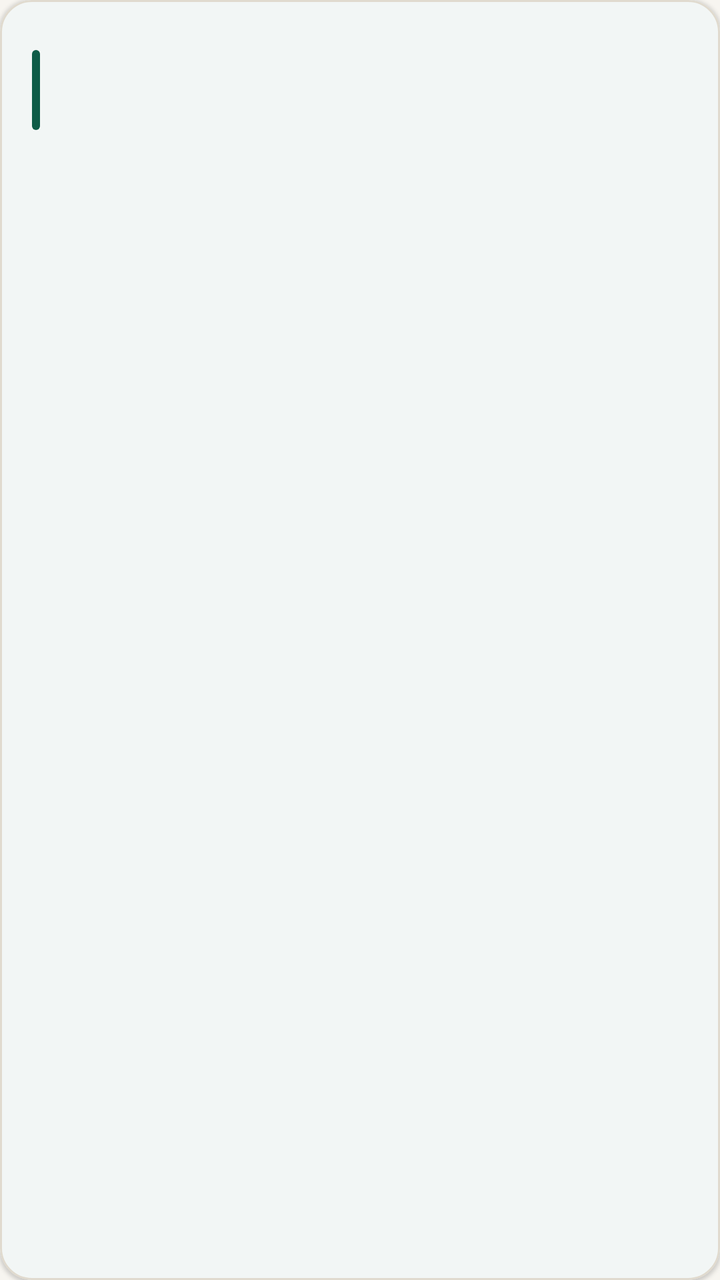
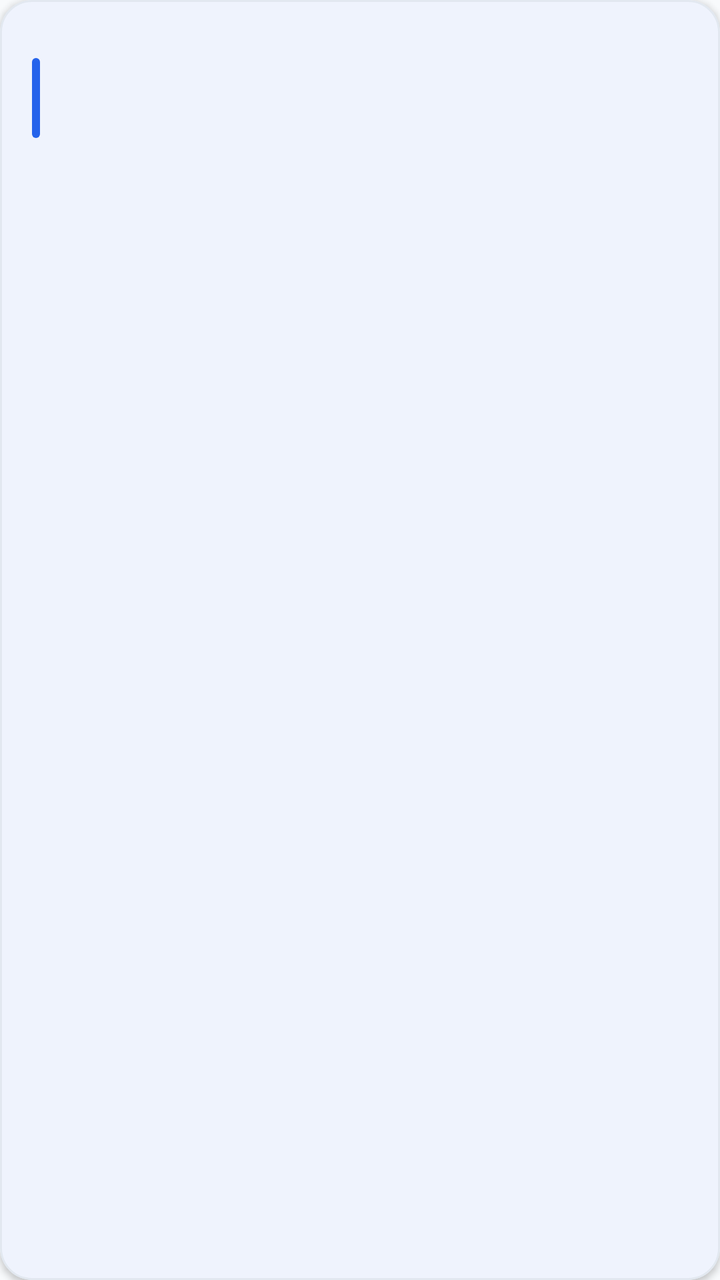

An Android layout rendered at two revisions. The XML below is the earlier revision; the diff shows what the commit changed to produce the second picture.
<!-- AndroidManifest.xml: application theme Theme.ApartmentCommunity -->
<!-- res/layout/row_simple_item.xml -->
<?xml version="1.0" encoding="utf-8"?>
<com.google.android.material.card.MaterialCardView xmlns:android="http://schemas.android.com/apk/res/android"
    xmlns:app="http://schemas.android.com/apk/res-auto"
    android:id="@+id/rowCard"
    android:layout_width="match_parent"
    android:layout_height="wrap_content"
    android:clickable="true"
    android:focusable="true"
    app:cardBackgroundColor="@color/surface"
    app:cardCornerRadius="@dimen/radius_card"
    app:cardElevation="@dimen/elevation_card"
    app:strokeColor="@color/outline"
    app:strokeWidth="@dimen/stroke_hairline">

    <LinearLayout
        android:layout_width="match_parent"
        android:layout_height="wrap_content"
        android:gravity="center_vertical"
        android:minHeight="@dimen/touch_min"
        android:orientation="horizontal"
        android:paddingStart="@dimen/space_md"
        android:paddingTop="@dimen/space_sm"
        android:paddingEnd="@dimen/space_md"
        android:paddingBottom="@dimen/space_sm">

        <View
            android:id="@+id/rowMarker"
            android:layout_width="4dp"
            android:layout_height="40dp"
            android:layout_marginEnd="@dimen/space_sm"
            android:background="@drawable/row_marker" />

        <LinearLayout
            android:layout_width="0dp"
            android:layout_height="wrap_content"
            android:layout_weight="1"
            android:orientation="vertical">

            <TextView
                android:id="@+id/rowTitle"
                style="@style/TextAppearance.App.Title"
                android:layout_width="match_parent"
                android:layout_height="wrap_content"
                android:maxLines="2"
                android:ellipsize="end"
                android:textSize="15sp" />

            <TextView
                android:id="@+id/rowSubtitle"
                style="@style/TextAppearance.App.BodySecondary"
                android:layout_width="match_parent"
                android:layout_height="wrap_content"
                android:layout_marginTop="@dimen/space_2xs"
                android:maxLines="2"
                android:ellipsize="end"
                android:textSize="13sp" />

            <TextView
                android:id="@+id/rowMetadata"
                style="@style/TextAppearance.App.Caption"
                android:layout_width="match_parent"
                android:layout_height="wrap_content"
                android:layout_marginTop="@dimen/space_xs"
                android:textSize="12sp" />
        </LinearLayout>

        <TextView
            android:id="@+id/rowBadge"
            style="@style/TextAppearance.App.Chip"
            android:layout_width="wrap_content"
            android:layout_height="wrap_content"
            android:layout_marginStart="@dimen/space_xs"
            android:gravity="center"
            android:maxLines="1"
            android:paddingStart="@dimen/space_xs"
            android:paddingTop="@dimen/space_2xs"
            android:paddingEnd="@dimen/space_xs"
            android:paddingBottom="@dimen/space_2xs"
            android:textSize="11sp" />
    </LinearLayout>
</com.google.android.material.card.MaterialCardView>
<!-- resources referenced by this layout -->
<resources>
  <color name="outline">#E0DACE</color>
  <color name="surface">#FFFFFF</color>
  <dimen name="elevation_card">1dp</dimen>
  <dimen name="radius_card">16dp</dimen>
  <dimen name="space_2xs">4dp</dimen>
  <dimen name="space_md">16dp</dimen>
  <dimen name="space_sm">12dp</dimen>
  <dimen name="space_xs">8dp</dimen>
  <dimen name="stroke_hairline">1dp</dimen>
  <dimen name="touch_min">48dp</dimen>
  <style name="TextAppearance.App.BodySecondary" parent="TextAppearance.AppCompat">
          <item name="android:textSize">14sp</item>
          <item name="android:textColor">@color/text_secondary</item>
          <item name="android:lineSpacingMultiplier">1.12</item>
      </style>
  <style name="TextAppearance.App.Caption" parent="TextAppearance.AppCompat">
          <item name="android:textSize">12sp</item>
          <item name="android:textColor">@color/text_muted</item>
      </style>
  <style name="TextAppearance.App.Chip" parent="TextAppearance.AppCompat">
          <item name="android:textSize">12sp</item>
          <item name="android:textStyle">bold</item>
      </style>
  <style name="TextAppearance.App.Title" parent="TextAppearance.AppCompat">
          <item name="android:textSize">17sp</item>
          <item name="android:textStyle">bold</item>
          <item name="android:textColor">@color/text_primary</item>
      </style>
  <style name="Theme.ApartmentCommunity" parent="Theme.Material3.Light.NoActionBar">
          <item name="colorPrimary">@color/primary</item>
          <item name="colorOnPrimary">@color/white</item>
          <item name="colorPrimaryContainer">@color/primary_light</item>
          <item name="colorOnPrimaryContainer">@color/primary_dark</item>
          <item name="colorSecondary">@color/secondary</item>
          <item name="colorOnSecondary">@color/text_primary</item>
          <item name="colorSurface">@color/surface</item>
          <item name="colorOnSurface">@color/text_primary</item>
          <item name="colorControlActivated">@color/primary</item>
          <item name="colorControlHighlight">@color/primary_ripple</item>
          <item name="android:fontFamily">sans-serif</item>
          <item name="android:windowLightStatusBar">true</item>
          <item name="android:statusBarColor">@color/background</item>
          <item name="android:navigationBarColor">@color/surface</item>
          <item name="android:windowLightNavigationBar">true</item>
          <item name="android:windowBackground">@color/background</item>
          <item name="android:windowActionModeOverlay">true</item>
      </style>
  <color name="primary">#0E5C47</color>
  <color name="text_secondary">#56605A</color>
  <color name="text_muted">#66706A</color>
  <color name="text_primary">#1E2622</color>
  <color name="white">#FFFFFF</color>
  <color name="primary_light">#E3F0EA</color>
  <color name="primary_dark">#0A4535</color>
  <color name="secondary">#C4863A</color>
  <color name="primary_ripple">#220E5C47</color>
  <color name="background">#F7F5F0</color>
  <!-- unchanged entries left out for length: 1 -->
</resources>

<!-- the commit's change to res/layout/row_simple_item.xml (unified diff, before → after) -->
@@ -16,18 +16,18 @@
         android:layout_width="match_parent"
         android:layout_height="wrap_content"
         android:gravity="center_vertical"
-        android:minHeight="@dimen/touch_min"
+        android:minHeight="72dp"
         android:orientation="horizontal"
         android:paddingStart="@dimen/space_md"
-        android:paddingTop="@dimen/space_sm"
+        android:paddingTop="@dimen/space_md"
         android:paddingEnd="@dimen/space_md"
-        android:paddingBottom="@dimen/space_sm">
+        android:paddingBottom="@dimen/space_md">
 
         <View
             android:id="@+id/rowMarker"
             android:layout_width="4dp"
             android:layout_height="40dp"
-            android:layout_marginEnd="@dimen/space_sm"
+            android:layout_marginEnd="@dimen/space_md"
             android:background="@drawable/row_marker" />
 
         <LinearLayout
@@ -69,12 +69,12 @@
             style="@style/TextAppearance.App.Chip"
             android:layout_width="wrap_content"
             android:layout_height="wrap_content"
-            android:layout_marginStart="@dimen/space_xs"
+            android:layout_marginStart="@dimen/space_sm"
             android:gravity="center"
             android:maxLines="1"
-            android:paddingStart="@dimen/space_xs"
+            android:paddingStart="@dimen/space_sm"
             android:paddingTop="@dimen/space_2xs"
-            android:paddingEnd="@dimen/space_xs"
+            android:paddingEnd="@dimen/space_sm"
             android:paddingBottom="@dimen/space_2xs"
             android:textSize="11sp" />
     </LinearLayout>
<!-- resource entries referenced after the edit -->
@@ -1,32 +1,34 @@
 <!-- resources referenced by this layout -->
 <resources>
-  <color name="outline">#E0DACE</color>
+  <color name="outline">#E2E8F0</color>
   <color name="surface">#FFFFFF</color>
-  <dimen name="elevation_card">1dp</dimen>
+  <dimen name="elevation_card">2dp</dimen>
   <dimen name="radius_card">16dp</dimen>
   <dimen name="space_2xs">4dp</dimen>
   <dimen name="space_md">16dp</dimen>
   <dimen name="space_sm">12dp</dimen>
   <dimen name="space_xs">8dp</dimen>
   <dimen name="stroke_hairline">1dp</dimen>
-  <dimen name="touch_min">48dp</dimen>
-  <style name="TextAppearance.App.BodySecondary" parent="TextAppearance.AppCompat">
+  <style name="TextAppearance.App.BodySecondary" parent="TextAppearance.Material3.BodyMedium">
           <item name="android:textSize">14sp</item>
           <item name="android:textColor">@color/text_secondary</item>
-          <item name="android:lineSpacingMultiplier">1.12</item>
+          <item name="android:lineSpacingMultiplier">1.4</item>
       </style>
-  <style name="TextAppearance.App.Caption" parent="TextAppearance.AppCompat">
+  <style name="TextAppearance.App.Caption" parent="TextAppearance.Material3.BodySmall">
           <item name="android:textSize">12sp</item>
           <item name="android:textColor">@color/text_muted</item>
+          <item name="android:lineSpacingMultiplier">1.3</item>
       </style>
-  <style name="TextAppearance.App.Chip" parent="TextAppearance.AppCompat">
+  <style name="TextAppearance.App.Chip" parent="TextAppearance.Material3.LabelSmall">
           <item name="android:textSize">12sp</item>
           <item name="android:textStyle">bold</item>
+          <item name="android:letterSpacing">0.02</item>
       </style>
-  <style name="TextAppearance.App.Title" parent="TextAppearance.AppCompat">
-          <item name="android:textSize">17sp</item>
+  <style name="TextAppearance.App.Title" parent="TextAppearance.Material3.TitleMedium">
+          <item name="android:textSize">18sp</item>
           <item name="android:textStyle">bold</item>
           <item name="android:textColor">@color/text_primary</item>
+          <item name="android:lineSpacingMultiplier">1.2</item>
       </style>
   <style name="Theme.ApartmentCommunity" parent="Theme.Material3.Light.NoActionBar">
           <item name="colorPrimary">@color/primary</item>
@@ -34,29 +36,44 @@
           <item name="colorPrimaryContainer">@color/primary_light</item>
           <item name="colorOnPrimaryContainer">@color/primary_dark</item>
           <item name="colorSecondary">@color/secondary</item>
-          <item name="colorOnSecondary">@color/text_primary</item>
+          <item name="colorOnSecondary">@color/white</item>
+          <item name="colorSecondaryContainer">@color/secondary_light</item>
+          <item name="colorOnSecondaryContainer">@color/secondary_dark</item>
           <item name="colorSurface">@color/surface</item>
           <item name="colorOnSurface">@color/text_primary</item>
+          <item name="colorSurfaceVariant">@color/surface_variant</item>
+          <item name="colorOnSurfaceVariant">@color/text_secondary</item>
+          <item name="colorOutline">@color/outline</item>
+          <item name="colorOutlineVariant">@color/outline_variant</item>
+          <item name="colorError">@color/danger</item>
+          <item name="colorOnError">@color/white</item>
           <item name="colorControlActivated">@color/primary</item>
           <item name="colorControlHighlight">@color/primary_ripple</item>
           <item name="android:fontFamily">sans-serif</item>
+          <item name="fontFamily">sans-serif</item>
           <item name="android:windowLightStatusBar">true</item>
           <item name="android:statusBarColor">@color/background</item>
           <item name="android:navigationBarColor">@color/surface</item>
           <item name="android:windowLightNavigationBar">true</item>
           <item name="android:windowBackground">@color/background</item>
           <item name="android:windowActionModeOverlay">true</item>
+          
       </style>
-  <color name="primary">#0E5C47</color>
-  <color name="text_secondary">#56605A</color>
-  <color name="text_muted">#66706A</color>
-  <color name="text_primary">#1E2622</color>
+  <color name="primary">#2563EB</color>
+  <color name="text_secondary">#475569</color>
+  <color name="text_muted">#94A3B8</color>
+  <color name="text_primary">#0F172A</color>
   <color name="white">#FFFFFF</color>
-  <color name="primary_light">#E3F0EA</color>
-  <color name="primary_dark">#0A4535</color>
-  <color name="secondary">#C4863A</color>
-  <color name="primary_ripple">#220E5C47</color>
-  <color name="background">#F7F5F0</color>
+  <color name="primary_light">#DBEAFE</color>
+  <color name="primary_dark">#1E40AF</color>
+  <color name="secondary">#0D9488</color>
+  <color name="secondary_light">#CCFBF1</color>
+  <color name="secondary_dark">#0F766E</color>
+  <color name="surface_variant">#F1F5F9</color>
+  <color name="outline_variant">#CBD5E1</color>
+  <color name="danger">#DC2626</color>
+  <color name="primary_ripple">#1F2563EB</color>
+  <color name="background">#F8FAFC</color>
   <!-- unchanged entries left out for length: 1 -->
 </resources>
 
